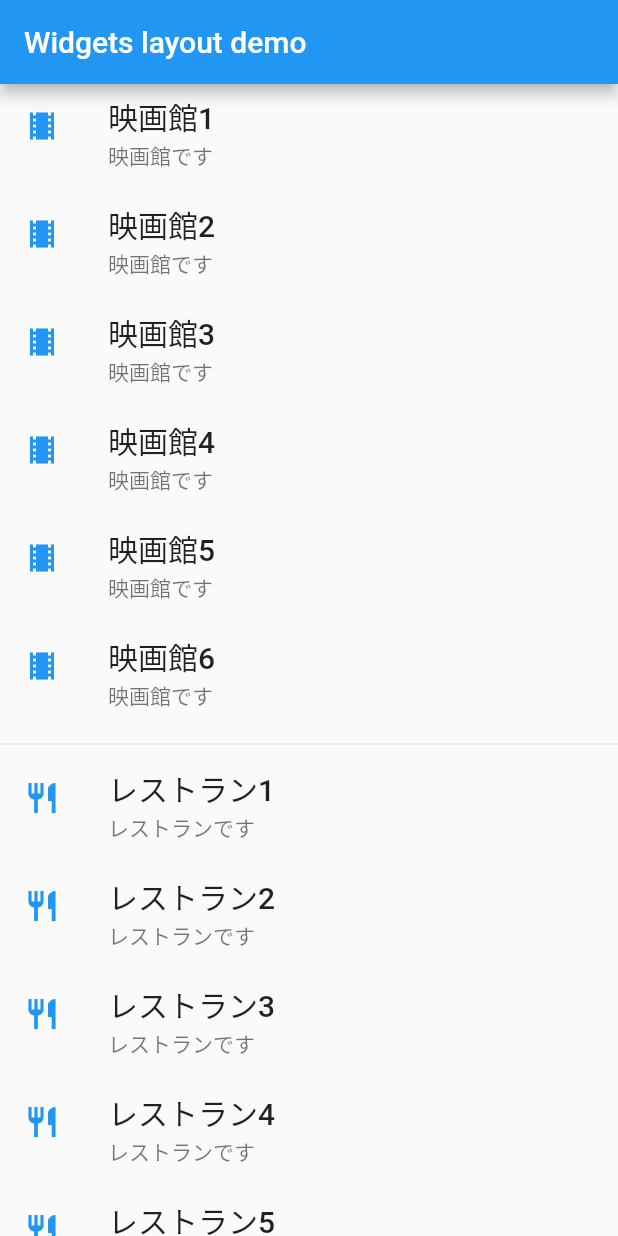
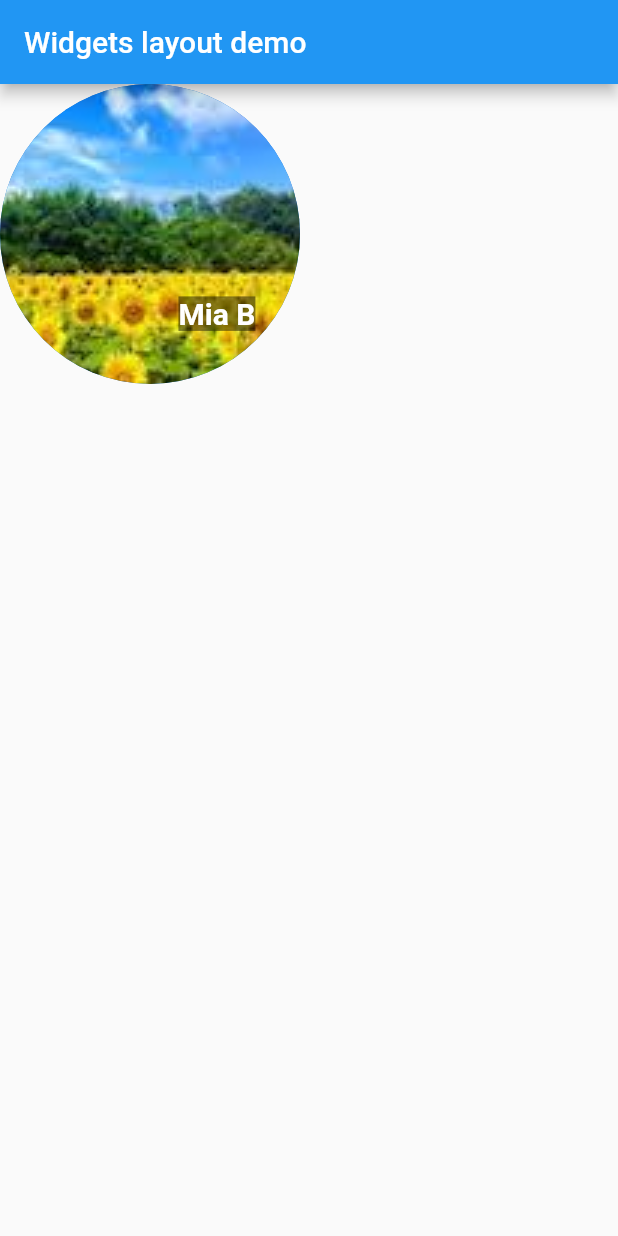
Before and after one commit to machi-nordot/flutter_example, a Flutter app: the screen it shows after launch, on a phone screen of 412 x 824 dp. Run offline on Flutter 3.47's test engine with Material 2 defaults, Android fonts, the phone set to English and light mode, and no system bars.

Commit message:
bible-3-2-2-widget-layout-stack

```diff
--- a/lib/main.dart
+++ b/lib/main.dart
@@ -11,37 +11,30 @@ class MyApp extends StatelessWidget {
       appBar: AppBar(
         title: Text('Widgets layout demo'),
       ),
-      body: _buildList(),
+      body: _buildStack(),
     ),
   );
 
-  Widget _buildList() => ListView(
+  Widget _buildStack() => Stack(
+    alignment: Alignment(0.6, 0.6),
     children: <Widget>[
-      _tile('映画館1', '映画館です', Icons.theaters),
-      _tile('映画館2', '映画館です', Icons.theaters),
-      _tile('映画館3', '映画館です', Icons.theaters),
-      _tile('映画館4', '映画館です', Icons.theaters),
-      _tile('映画館5', '映画館です', Icons.theaters),
-      _tile('映画館6', '映画館です', Icons.theaters),
-      Divider(),
-      _tile('レストラン1', 'レストランです', Icons.restaurant),
-      _tile('レストラン2', 'レストランです', Icons.restaurant),
-      _tile('レストラン3', 'レストランです', Icons.restaurant),
-      _tile('レストラン4', 'レストランです', Icons.restaurant),
-      _tile('レストラン5', 'レストランです', Icons.restaurant),
-      _tile('レストラン6', 'レストランです', Icons.restaurant),
+      CircleAvatar(
+        backgroundImage: AssetImage('images/pic1.jpg'),
+        radius: 100,
+      ),
+      Container(
+        decoration: BoxDecoration(
+          color: Colors.black45,
+        ),
+        child: Text(
+          'Mia B',
+          style: TextStyle(
+            fontSize: 20,
+            fontWeight: FontWeight.bold,
+            color: Colors.white
+          )
+        )
+      )
     ],
   );
-
-  ListTile _tile(String title, String subtitle, IconData icon) => ListTile(
-    title: Text(title, style: TextStyle(
-      fontWeight: FontWeight.w500,
-      fontSize: 20,
-    )),
-    subtitle: Text(subtitle),
-    leading: Icon(
-      icon,
-      color: Colors.blue[500],
-    ),
-  );
 }
```
